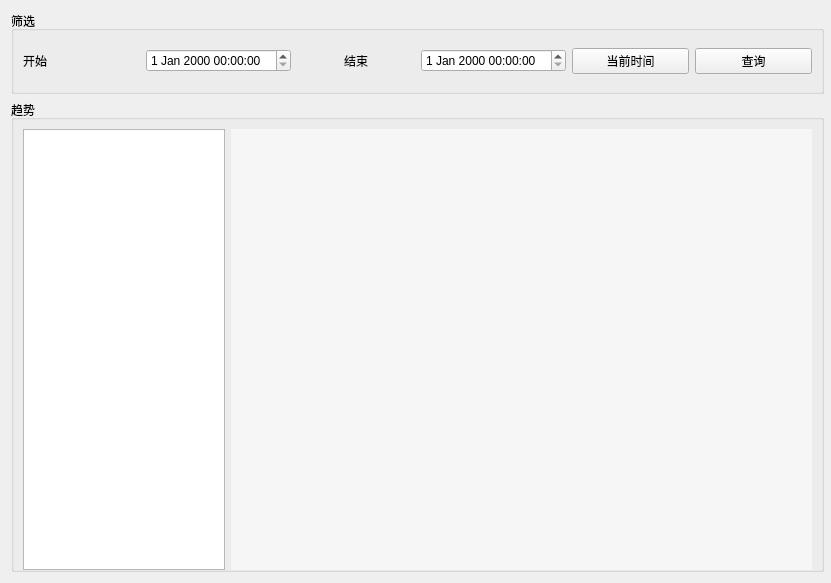
yusp75/plc-recorder, file curve.ui: the form before one commit.
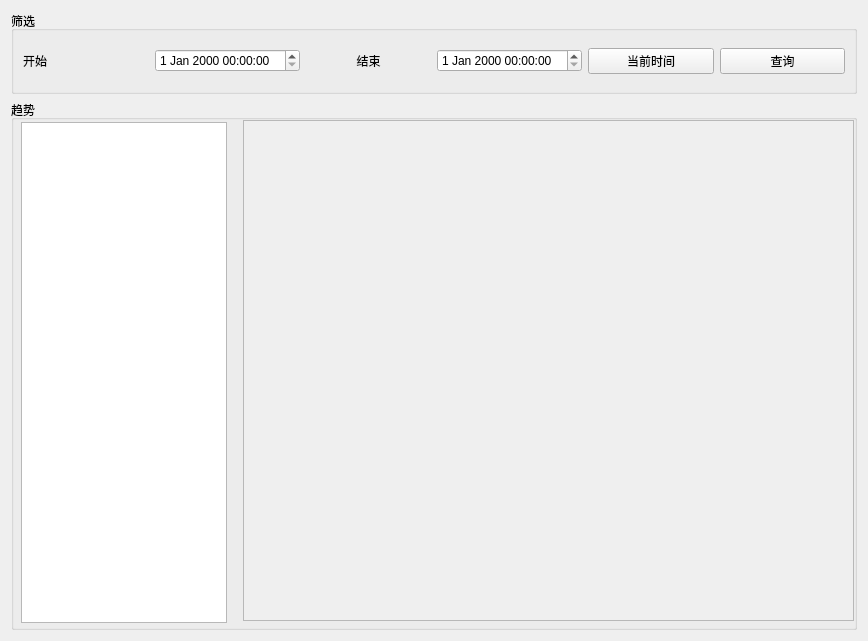
The form after the commit. Custom widgets are drawn as their Qt base class.

```diff
--- a/curve.ui
+++ b/curve.ui
@@ -6,8 +6,8 @@
    <rect>
     <x>0</x>
     <y>0</y>
-    <width>831</width>
-    <height>583</height>
+    <width>868</width>
+    <height>641</height>
    </rect>
   </property>
   <property name="sizePolicy">
@@ -113,9 +113,15 @@
      <property name="title">
       <string>趋势</string>
      </property>
-     <layout class="QHBoxLayout" name="horizontalLayout">
-      <item>
        <widget class="QTreeView" name="tree">
+      <property name="geometry">
+       <rect>
+        <x>10</x>
+        <y>22</y>
+        <width>206</width>
+        <height>501</height>
+       </rect>
+      </property>
         <property name="sizePolicy">
          <sizepolicy hsizetype="Fixed" vsizetype="Expanding">
           <horstretch>0</horstretch>
@@ -132,42 +138,44 @@
          <set>QAbstractItemView::SelectedClicked</set>
         </property>
        </widget>
-      </item>
-      <item>
-       <widget class="PlotWidget" name="widget" native="true">
-        <property name="sizePolicy">
-         <sizepolicy hsizetype="Expanding" vsizetype="Expanding">
-          <horstretch>0</horstretch>
-          <verstretch>0</verstretch>
-         </sizepolicy>
+     <widget class="QScrollArea" name="scroll">
+      <property name="geometry">
+       <rect>
+        <x>232</x>
+        <y>20</y>
+        <width>611</width>
+        <height>501</height>
+       </rect>
         </property>
         <property name="minimumSize">
          <size>
-          <width>581</width>
-          <height>441</height>
-         </size>
-        </property>
-        <property name="autoFillBackground">
-         <bool>false</bool>
-        </property>
-        <property name="styleSheet">
-         <string notr="true">background-color: rgb(246, 246, 246);</string>
-        </property>
-       </widget>
+        <width>603</width>
+        <height>451</height>
+       </size>
+      </property>
+      <property name="widgetResizable">
+       <bool>true</bool>
+      </property>
+      <widget class="QWidget" name="scrollAreaWidgetContents">
+       <property name="geometry">
+        <rect>
+         <x>0</x>
+         <y>0</y>
+         <width>609</width>
+         <height>499</height>
+        </rect>
+       </property>
+       <layout class="QVBoxLayout" name="verticalLayout_2">
+        <item>
+         <layout class="QVBoxLayout" name="layout"/>
       </item>
      </layout>
     </widget>
+     </widget>
+    </widget>
    </item>
   </layout>
  </widget>
- <customwidgets>
-  <customwidget>
-   <class>PlotWidget</class>
-   <extends>QWidget</extends>
-   <header>pyqtgraph</header>
-   <container>1</container>
-  </customwidget>
- </customwidgets>
  <resources/>
  <connections/>
 </ui>
```
Lines whose indentation alone changed are shown as unchanged.
